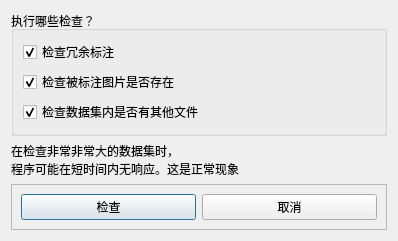
The window that Ui/clean_dataset_dialog.ui (yan-xiaoo/DatasetGUI) describes before a commit, drawn with Qt 5.
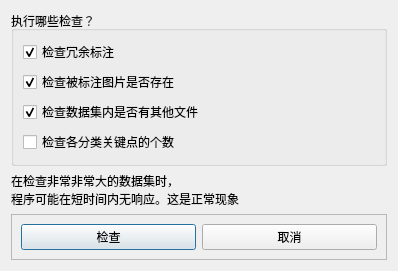
The same window after the commit.

Commit message: 添加了检查数据集各个分类关键点熟练的功能；更新说明性文件

Diff of the .ui file:
```diff
--- a/Ui/clean_dataset_dialog.ui
+++ b/Ui/clean_dataset_dialog.ui
@@ -7,7 +7,7 @@
     <x>0</x>
     <y>0</y>
     <width>398</width>
-    <height>225</height>
+    <height>246</height>
    </rect>
   </property>
   <property name="windowTitle">
@@ -59,6 +59,19 @@
         </property>
        </widget>
       </item>
+      <item>
+       <widget class="QCheckBox" name="pointCheckBox">
+        <property name="toolTip">
+         <string>检查数据集的每个分类的关键点数量是否正确</string>
+        </property>
+        <property name="text">
+         <string>检查各分类关键点的个数</string>
+        </property>
+        <property name="checked">
+         <bool>false</bool>
+        </property>
+       </widget>
+      </item>
      </layout>
     </widget>
    </item>
```
The commit also changes 13 other files.
